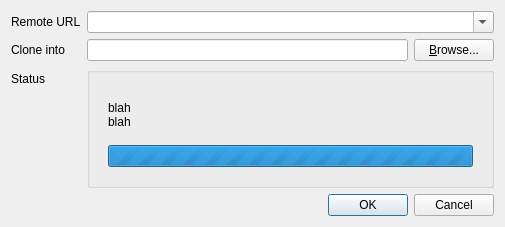
First picture: the form in gitfourchette/widgets/clonedialog.ui, repository weblate/gitfourchette, before the edit.
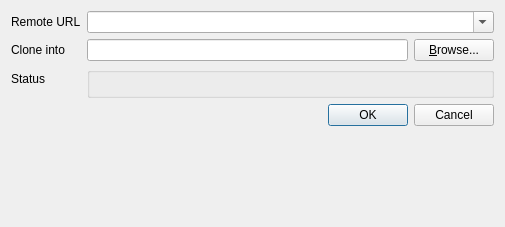
Second picture: the form after the edit. The open tabs and pages were chosen to show the change. Custom widgets are drawn as their Qt base class.

Commit message: Remote status form

What changed in the file:
```diff
--- a/gitfourchette/widgets/clonedialog.ui
+++ b/gitfourchette/widgets/clonedialog.ui
@@ -82,64 +82,18 @@
    </item>
    <item row="3" column="1">
     <widget class="QGroupBox" name="groupBox">
+     <property name="sizePolicy">
+      <sizepolicy hsizetype="Expanding" vsizetype="Preferred">
+       <horstretch>0</horstretch>
+       <verstretch>0</verstretch>
+      </sizepolicy>
+     </property>
      <property name="title">
       <string/>
      </property>
      <layout class="QVBoxLayout" name="verticalLayout">
       <item>
-       <widget class="QStackedWidget" name="stackedWidget">
-        <property name="currentIndex">
-         <number>1</number>
-        </property>
-        <widget class="QWidget" name="stackedWidgetPage1">
-         <layout class="QVBoxLayout" name="verticalLayout_2">
-          <item>
-           <widget class="QLabel" name="linkMessage">
-            <property name="text">
-             <string>blah
-blah</string>
-            </property>
-            <property name="wordWrap">
-             <bool>true</bool>
-            </property>
-           </widget>
-          </item>
-          <item>
-           <widget class="QProgressBar" name="progressBar">
-            <property name="minimum">
-             <number>0</number>
-            </property>
-            <property name="maximum">
-             <number>0</number>
-            </property>
-            <property name="value">
-             <number>0</number>
-            </property>
-           </widget>
-          </item>
-         </layout>
-        </widget>
-        <widget class="QWidget" name="stackedWidgetPage2">
-         <layout class="QHBoxLayout" name="horizontalLayout_2">
-          <item>
-           <widget class="QLabel" name="longInfoLabel">
-            <property name="text">
-             <string>Lorem ipsum dolor sit amet, consectetur adipiscing elit, sed do eiusmod tempor incididunt ut labore et dolore magna aliqua. Ut enim ad minim veniam, quis nostrud exercitation ullamco laboris nisi ut aliquip ex ea commodo consequat.</string>
-            </property>
-            <property name="alignment">
-             <set>Qt::AlignLeading|Qt::AlignLeft|Qt::AlignTop</set>
-            </property>
-            <property name="wordWrap">
-             <bool>true</bool>
-            </property>
-            <property name="textInteractionFlags">
-             <set>Qt::LinksAccessibleByMouse|Qt::TextSelectableByMouse</set>
-            </property>
-           </widget>
-          </item>
-         </layout>
-        </widget>
-       </widget>
+       <widget class="StatusForm" name="statusForm" native="true"/>
       </item>
      </layout>
     </widget>
@@ -162,6 +116,14 @@
    </item>
   </layout>
  </widget>
+ <customwidgets>
+  <customwidget>
+   <class>StatusForm</class>
+   <extends>QWidget</extends>
+   <header>widgets.statusform</header>
+   <container>1</container>
+  </customwidget>
+ </customwidgets>
  <tabstops>
   <tabstop>urlEdit</tabstop>
   <tabstop>pathEdit</tabstop>
```
The commit also changes 6 other files.
